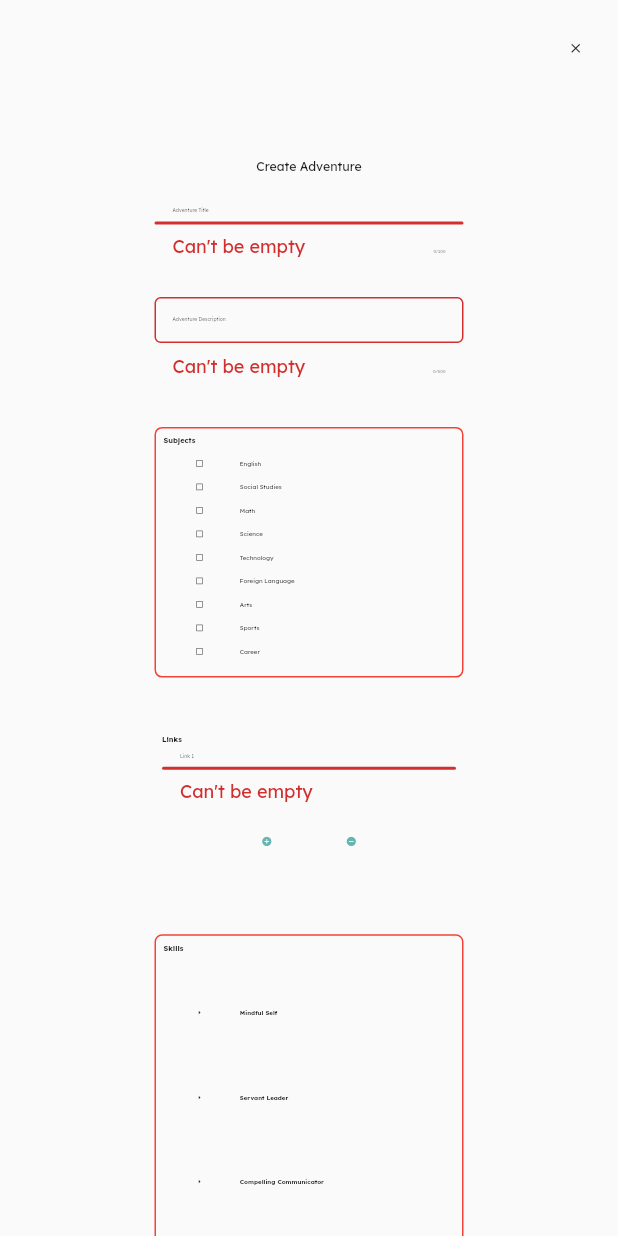
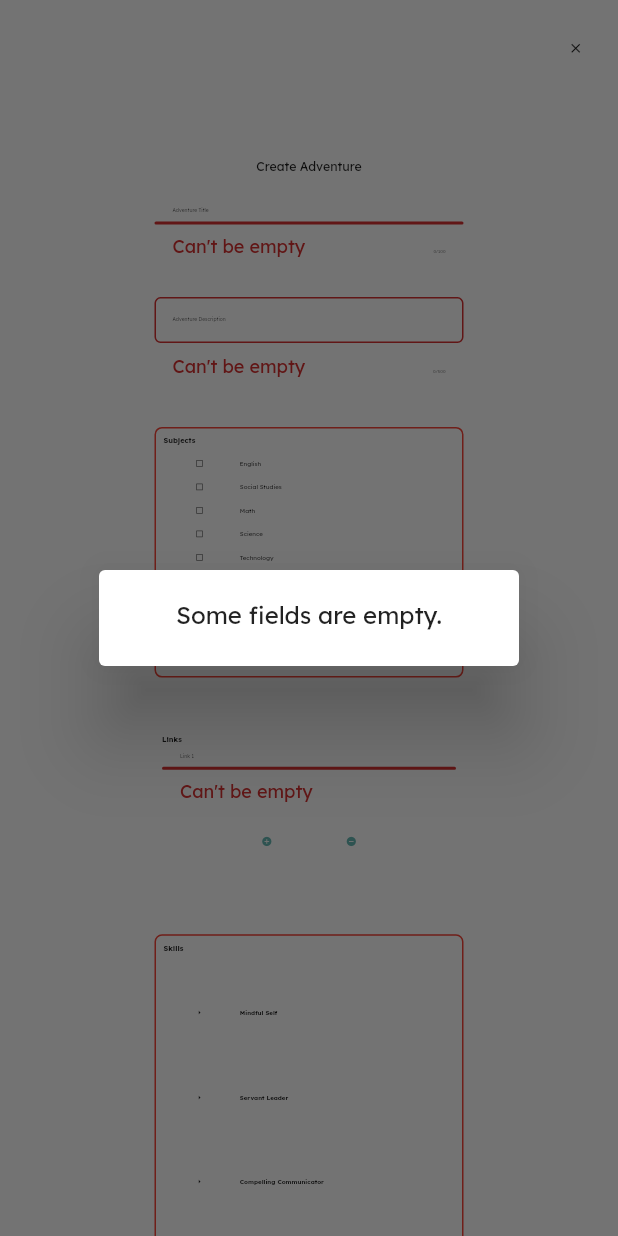
Before and after one commit to VedAtal/blasc, a Flutter app: the DesktopSubmit screen opened directly, scrolled down 419 dp, after a tap on "Submit Adventure", on a phone screen of 412 x 824 dp. Run offline on Flutter 3.47's test engine with Material 2 defaults, Android fonts, the phone set to English and light mode, and no system bars; our stand-ins replace cloud_firestore, dotted_border, file_picker, firebase_auth, firebase_core, firebase_storage and 1 more; accounts and stored records are empty.

```diff
--- a/lib/desktop_layouts/desktop_submit.dart
+++ b/lib/desktop_layouts/desktop_submit.dart
@@ -781,6 +781,17 @@ class _SubmitState extends State<DesktopSubmit> {
       setState(() {
         _scroller.jumpTo(_scroller.position.minScrollExtent);
       });
+      showDialog(
+        context: context,
+        builder: (context) {
+          return const AlertDialog(
+            content: Text(
+              'Some fields are empty.',
+              textAlign: TextAlign.center,
+            ),
+          );
+        },
+      );
       return;
     }
 
--- a/lib/global_vars/Constants.dart
+++ b/lib/global_vars/Constants.dart
@@ -15,7 +15,7 @@ class Constants {
   // firebase vars
   static final firestore = FirebaseFirestore.instance;
   static final firebaseStorage = FirebaseStorage.instance;
-  static var user = FirebaseAuth.instance.currentUser;
+  static User? user = FirebaseAuth.instance.currentUser;
   static final CollectionReference allSubmissions =
       firestore.collection('submissions');
 
@@ -48,7 +48,7 @@ class Constants {
         'to BeSomeone.',
     '2. Fill out the Submission form, including one or more '
         'good representative pictures.',
-    '3. Our curator will review (and potentially '
+    '3. Our curators will review (and potentially '
         'edit) your submission, and then either accept it (it\'s now in the app!) '
         'or decline it with notes. You\'ll receive an email when the status changes. '
         'If you\'re declined, feel free to review the notes, make changes, and '
@@ -243,7 +243,8 @@ class Constants {
   static const Color teal1 = Color.fromRGBO(26, 166, 159, 100);
   static const Color teal2 = Color.fromARGB(156, 4, 136, 129);
   static const Color gold = Color.fromARGB(255, 238, 176, 5);
-  static const Color backgroundTeal = Color.fromARGB(156, 190, 214, 213);
+  static const Color backgroundTeal = Color.fromARGB(156, 214, 243, 243);
+  // static const Color backgroundTeal = Color.fromARGB(156, 190, 214, 213);
 
   // methods
   static void BSredirect() async {
--- a/lib/global_vars/header_builder.dart
+++ b/lib/global_vars/header_builder.dart
@@ -19,7 +19,6 @@ class Header extends StatelessWidget implements PreferredSizeWidget {
 
   @override
   Widget build(BuildContext context) {
-
     return AppBar(
       automaticallyImplyLeading: false,
       backgroundColor: Colors.white,
@@ -97,6 +96,7 @@ class Header extends StatelessWidget implements PreferredSizeWidget {
                           ),
                           onPressed: () async {
                             await FirebaseAuth.instance.signOut();
+                            Constants.user = null;
                             Navigator.push(
                                 context,
                                 noTransitionRoute(
--- a/lib/global_vars/image_retriever.dart
+++ b/lib/global_vars/image_retriever.dart
@@ -6,7 +6,7 @@ class ImageRetriever {
 
   ImageRetriever(this.imageRef);
 
-  Future getData() async {
+  Future<String?> getData() async {
     try {
       await downloadURL();
       return imageURL;
--- a/lib/main.dart
+++ b/lib/main.dart
@@ -1,3 +1,4 @@
+import 'package:blasc/desktop_layouts/desktop_dashboard.dart';
 import 'package:blasc/desktop_layouts/desktop_submit.dart';
 import 'package:blasc/global_vars/mobile_message.dart';
 import 'package:flutter/material.dart';
@@ -38,6 +39,7 @@ class BLASC extends StatelessWidget {
         ),
       ),
       home: const ResponsiveLayout(DesktopHomepage(), MobileMessage()),
+      // home: const DesktopDashboard(),
     );
   }
 }
```
Also changed, not shown: lib/desktop_layouts/desktop_admin_edit.dart (+47 -11 lines), lib/desktop_layouts/desktop_homepage.dart (+6 -8 lines), lib/global_vars/mobile_message.dart (+3 -4 lines), assets/images/compellingCommunicator.png (added), assets/images/creativeMaker.png (added), assets/images/criticalThinker.png (added), assets/images/homePage.jpg (added), assets/images/homepageDesign.png (added), assets/images/mindfulSelf.png (added), assets/images/servantLeader.png (added). Lines whose indentation alone changed are shown as unchanged.
